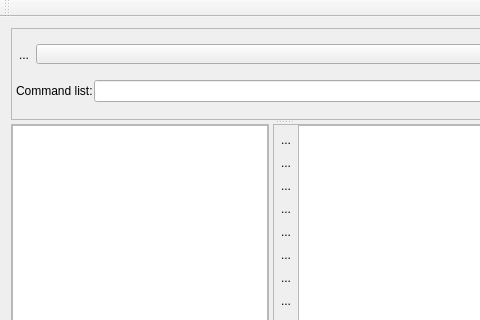
This is nutshellqt.ui in vjetten/NutShell as Qt 5 draws it before an edit; both pictures show x 0 to 480 and y 0 to 320 of the 924 by 609 pixel window. The edited form follows.
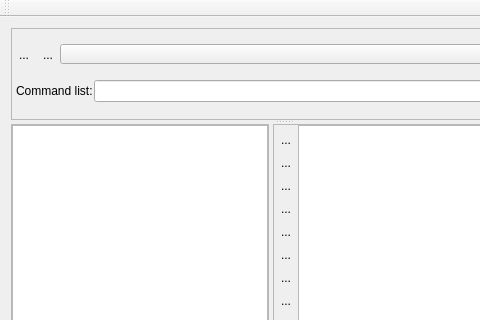
This is the edited form. Icons and pictures are not drawn.

Commit message: // remove workdir button

What changed in the file:
```diff
--- a/nutshellqt.ui
+++ b/nutshellqt.ui
@@ -106,6 +106,23 @@
              </property>
             </widget>
            </item>
+           <item>
+            <widget class="QToolButton" name="toolButton_delWorkdir">
+             <property name="toolTip">
+              <string>&lt;html&gt;&lt;head/&gt;&lt;body&gt;&lt;p&gt;Remove current workdirectory from the list&lt;/p&gt;&lt;/body&gt;&lt;/html&gt;</string>
+             </property>
+             <property name="text">
+              <string>...</string>
+             </property>
+             <property name="icon">
+              <iconset resource="nutshellqt.qrc">
+               <normaloff>:/resources/dir_del.png</normaloff>:/resources/dir_del.png</iconset>
+             </property>
+             <property name="autoRaise">
+              <bool>true</bool>
+             </property>
+            </widget>
+           </item>
            <item>
             <widget class="QComboBox" name="comboBox_workdir">
              <property name="sizePolicy">
```
Left out of the diff: 4 changed lines with no effect on the pictures. The commit also changes 7 other files.
